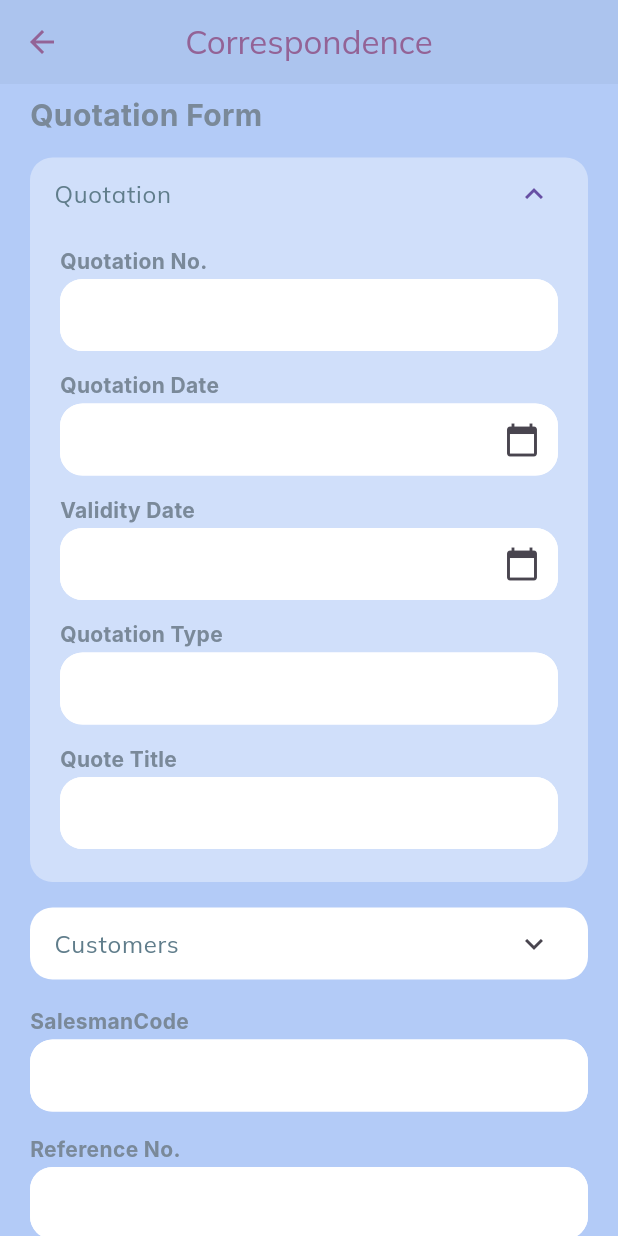
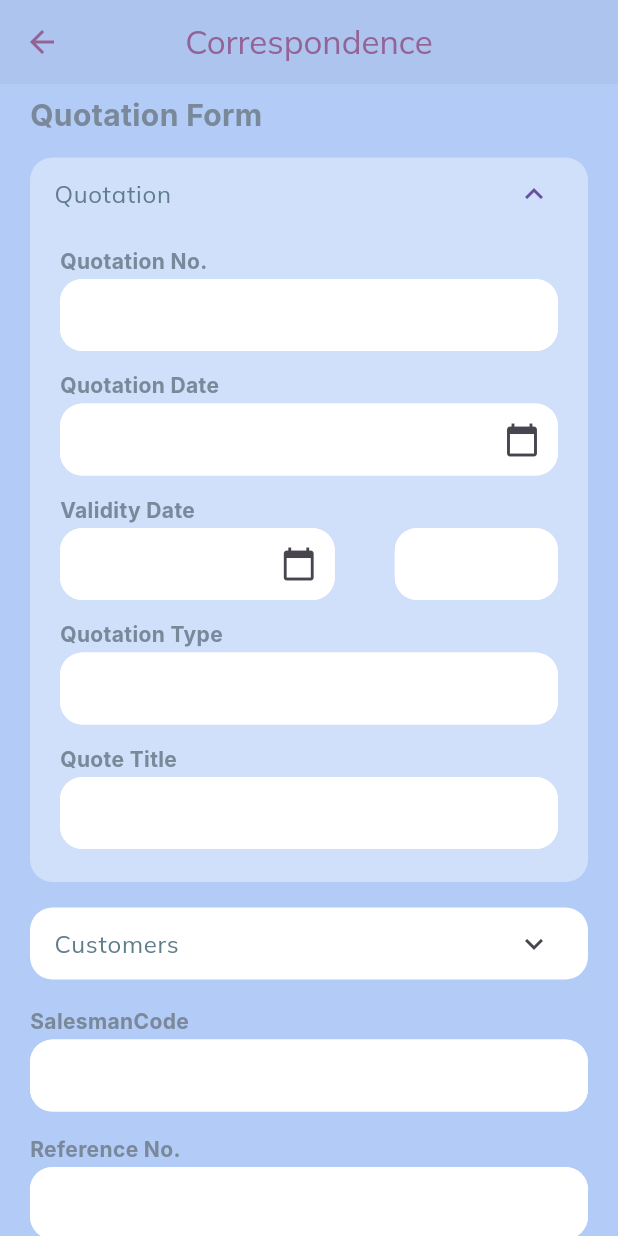
Before and after one commit to Aeain23/freight_quote_web, a Flutter app: the CorrespondenceScreen screen opened by its route, after a tap on the "arrow back" icon, after a tap on "CORRESPONDENCE", after a tap on "Quotation", on a phone screen of 412 x 824 dp. Run offline on Flutter 3.47's test engine with Material 3 defaults, Android fonts, the phone set to English and light mode, and no system bars; our stand-ins replace animate_do, connectivity_plus, expandable, form_field_validator, google_fonts, shared_preferences and 1 more; missing offline and left inert: panara_dialogs; accounts and stored records are empty.

Commit message:
add textfield for correspondence

```diff
--- a/lib/main.dart
+++ b/lib/main.dart
@@ -124,9 +124,9 @@ class _MyAppState extends State<MyApp> {
       },
       home: login == true
           ? DashboardScreen(
-              username: users[0],
-              password: users[1],
-              email: users[3],
+              username: users.isEmpty ? '' : users[0],
+              password: users.isEmpty ? '' : users[1],
+              email: users.isEmpty ? '' : users[2],
             )
           : LoginScreen(),
     );
--- a/lib/widgets/correspondence_screen.dart
+++ b/lib/widgets/correspondence_screen.dart
@@ -68,7 +68,9 @@ class _CorrespondenceScreenState extends State<CorrespondenceScreen> {
               child: TextField(
                 controller: controller,
                 cursorHeight: 20,
-                readOnly: date,
+                readOnly: controller == validDateAndQuotationDateController
+                    ? true
+                    : date,
                 minLines: 1,
                 maxLines: 6,
                 decoration: InputDecoration(
@@ -78,7 +80,28 @@ class _CorrespondenceScreenState extends State<CorrespondenceScreen> {
                           icon: Icon(Icons.calendar_today),
                           tooltip: 'Tap to open date picker',
                           onPressed: () {
-                            _selectDate(context, controller);
+                            _selectDate(context, controller, title)
+                                .then((value) {
+                              DateTime? valid;
+                              DateTime? quote;
+                              if (title == 'Validity Date') {
+                                validDateAndQuotationDateController.clear();
+
+                                valid = DateTime.parse(controller.text);
+                                quote = DateTime.parse(
+                                    quotationDateController.text);
+                              }
+                              if (title == "Quotation Date") {
+                                valid =
+                                    DateTime.parse(validDateController.text);
+                                quote = DateTime.parse(controller.text);
+                              }
+                              final difference =
+                                  valid!.difference(quote!).inDays;
+
+                              validDateAndQuotationDateController.text =
+                                  difference.toString();
+                            });
                           },
                         )
                       : SizedBox(),
@@ -132,8 +155,8 @@ class _CorrespondenceScreenState extends State<CorrespondenceScreen> {
     super.dispose();
   }
 
-  Future<Null> _selectDate(
-      BuildContext context, TextEditingController dateController) async {
+  Future<Null> _selectDate(BuildContext context,
+      TextEditingController dateController, String title) async {
     final DateTime? picked = await showDatePicker(
         context: context,
         initialDate: selectedDate,
@@ -145,6 +168,7 @@ class _CorrespondenceScreenState extends State<CorrespondenceScreen> {
         selectedDate = picked;
         String testT = selectedDate.toString();
         DateTime userStartDate = DateTime.parse(testT);
+
         dateController.text = formattedDateString(userStartDate);
       });
   }
@@ -226,19 +250,11 @@ class _CorrespondenceScreenState extends State<CorrespondenceScreen> {
                                       quotationNoController, false),
                                   textField('Quotation Date',
                                       quotationDateController, true),
-                                  Row(
-                                    mainAxisAlignment: MainAxisAlignment.start,
-                                    crossAxisAlignment:
-                                        CrossAxisAlignment.start,
-                                    children: [
-                                      textField(
-                                          'Validity Date',
-                                          validDateAndQuotationDateController,
-                                          false),
-                                      SizedBox(width: 30),
-                                      textField('', validDateController, true),
-                                    ],
-                                  ),
+                                  textField(
+                                      '',
+                                      validDateAndQuotationDateController,
+                                      false),
+                                  textField('', validDateController, true),
                                   textField('Quotation Type',
                                       quotationTypeController, false),
                                   textField('Quote Title',
@@ -375,8 +391,25 @@ class _CorrespondenceScreenState extends State<CorrespondenceScreen> {
                                     quotationNoController, false),
                                 textField('Quotation Date',
                                     quotationDateController, true),
-                                textField(
-                                    'Validity Date', validDateController, true),
+                                Row(
+                                  mainAxisAlignment:
+                                      MainAxisAlignment.spaceBetween,
+                                  crossAxisAlignment: CrossAxisAlignment.start,
+                                  children: [
+                                    Expanded(
+                                      flex: 3,
+                                      child: textField('Validity Date',
+                                          validDateController, true),
+                                    ),
+                                    Expanded(
+                                      flex: 2,
+                                      child: textField(
+                                          '',
+                                          validDateAndQuotationDateController,
+                                          false),
+                                    )
+                                  ],
+                                ),
                                 textField('Quotation Type',
                                     quotationTypeController, false),
                                 textField('Quote Title',
--- a/lib/widgets/login_screen.dart
+++ b/lib/widgets/login_screen.dart
@@ -196,7 +196,8 @@ class _LoginScreenState extends State<LoginScreen> {
                               child: ElevatedButton(
                                 style: ElevatedButton.styleFrom(
                                   // side: BorderSide(color: Colors.yellow, width: 5),
-                                  fixedSize: Size(200.0, 20.0),
+                                  fixedSize: Size(
+                                      MediaQuery.of(context).size.width, 20.0),
                                   backgroundColor: Colors.blueAccent,
                                   textStyle: const TextStyle(
                                       color: Colors.white,
```
